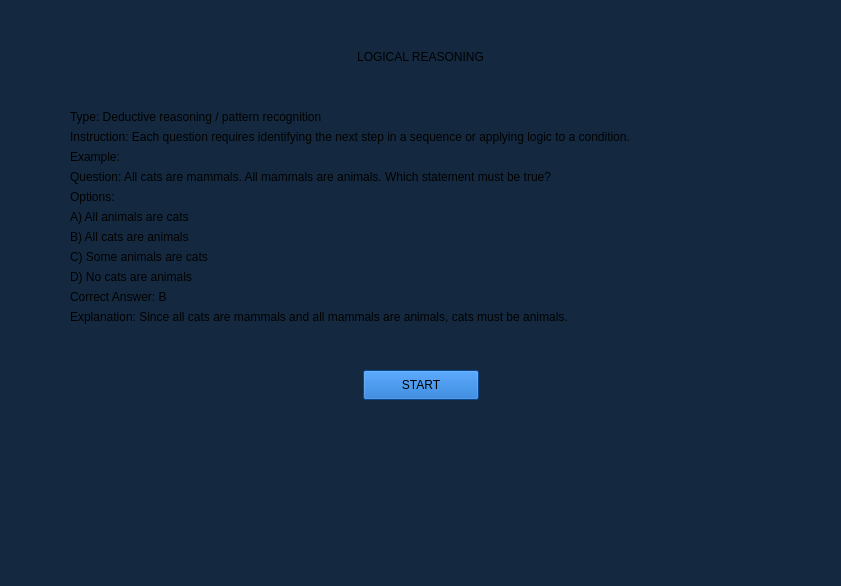
The window that SholarshipManagementSystem/assessments/logical.ui (YNCO10/scholarshipManagementSystem) describes before a commit, drawn with Qt 5.
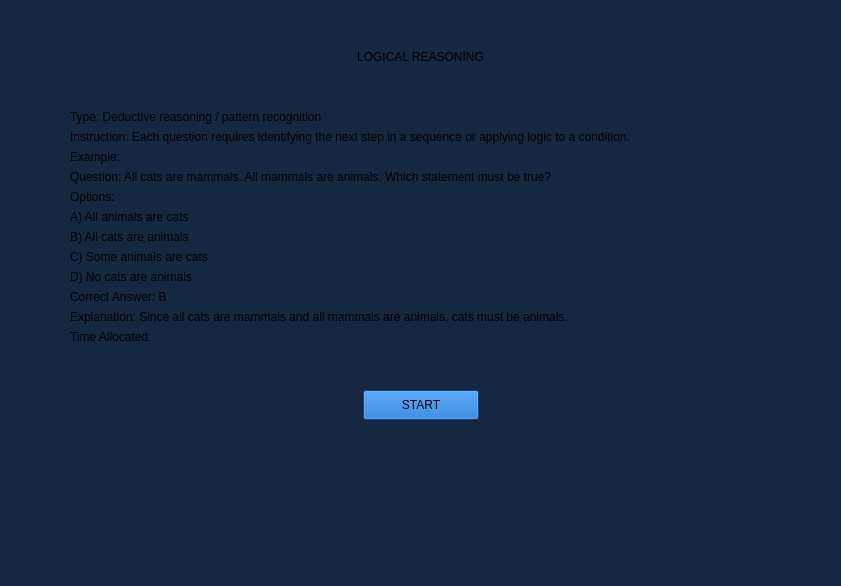
The same window after the commit. The open tabs and pages were chosen to show the change.

```diff
--- a/SholarshipManagementSystem/assessments/logical.ui
+++ b/SholarshipManagementSystem/assessments/logical.ui
@@ -160,6 +160,13 @@
              </property>
             </widget>
            </item>
+           <item>
+            <widget class="QLabel" name="timeAllocatedLabel">
+             <property name="text">
+              <string>Time Allocated:</string>
+             </property>
+            </widget>
+           </item>
           </layout>
          </item>
         </layout>
```
Left out of the diff: 2 changed lines with no effect on the pictures.
